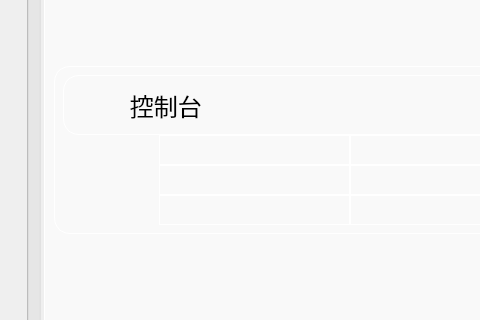
Qt form UI/forms/OBSBasic.ui (huangjingpei/myobs) before a commit; both pictures show x 577 to 1057 and y 160 to 480 of the 1238 by 920 pixel window.
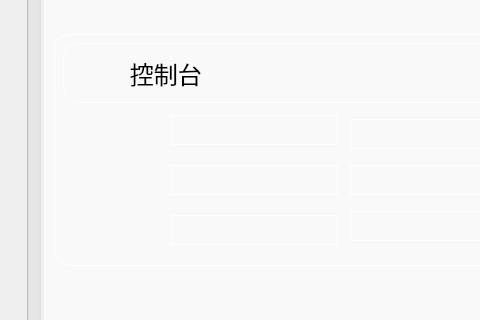
The same form after that commit. Icons and pictures are not drawn. Custom widgets are drawn as their Qt base class.

Diff of the .ui file:
```diff
--- a/UI/forms/OBSBasic.ui
+++ b/UI/forms/OBSBasic.ui
@@ -298,6 +298,21 @@
                      </item>
                      <item>
                       <layout class="QVBoxLayout" name="verticalLayout_15">
+                       <property name="spacing">
+                        <number>20</number>
+                       </property>
+                       <property name="leftMargin">
+                        <number>12</number>
+                       </property>
+                       <property name="topMargin">
+                        <number>12</number>
+                       </property>
+                       <property name="rightMargin">
+                        <number>12</number>
+                       </property>
+                       <property name="bottomMargin">
+                        <number>12</number>
+                       </property>
                        <item>
                         <widget class="FatButton" name="pushButton">
                          <property name="text">
```
Left out of the diff: 4 changed lines with no effect on the pictures.
